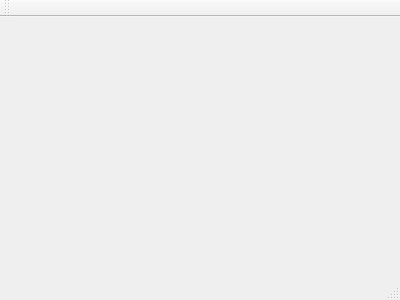
Qt form calcpol/mainwindow.ui (trecouvr/calclpol) before a commit.
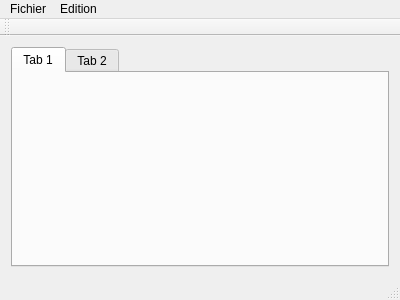
The same form after that commit.

What changed in the file:
```diff
--- a/calcpol/mainwindow.ui
+++ b/calcpol/mainwindow.ui
@@ -12,13 +12,78 @@
   <property name="windowTitle" >
    <string>MainWindow</string>
   </property>
-  <widget class="QMenuBar" name="menuBar" />
-  <widget class="QToolBar" name="mainToolBar" />
-  <widget class="QWidget" name="centralWidget" />
-  <widget class="QStatusBar" name="statusBar" />
+  <widget class="QWidget" name="centralWidget">
+   <layout class="QHBoxLayout" name="horizontalLayout">
+    <item>
+     <widget class="QTabWidget" name="tabWidget">
+      <widget class="QWidget" name="tab">
+       <attribute name="title">
+        <string>Tab 1</string>
+       </attribute>
+      </widget>
+      <widget class="QWidget" name="tab_2">
+       <attribute name="title">
+        <string>Tab 2</string>
+       </attribute>
+      </widget>
+     </widget>
+    </item>
+    <item>
+     <layout class="QGridLayout" name="gridLayout"/>
+    </item>
+   </layout>
+  </widget>
+  <widget class="QMenuBar" name="menuBar">
+   <property name="geometry">
+    <rect>
+     <x>0</x>
+     <y>0</y>
+     <width>400</width>
+     <height>25</height>
+    </rect>
+   </property>
+   <widget class="QMenu" name="menuFichier">
+    <property name="title">
+     <string>Fichier</string>
+    </property>
+    <addaction name="actionQuitter"/>
+   </widget>
+   <widget class="QMenu" name="menuEdition">
+    <property name="title">
+     <string>Edition</string>
+    </property>
+    <addaction name="actionR_tablir"/>
+    <addaction name="actionAnnuler"/>
+   </widget>
+   <addaction name="menuFichier"/>
+   <addaction name="menuEdition"/>
+  </widget>
+  <widget class="QToolBar" name="mainToolBar">
+   <attribute name="toolBarArea">
+    <enum>TopToolBarArea</enum>
+   </attribute>
+   <attribute name="toolBarBreak">
+    <bool>false</bool>
+   </attribute>
+  </widget>
+  <widget class="QStatusBar" name="statusBar"/>
+  <action name="actionQuitter">
+   <property name="text">
+    <string>Quitter</string>
+   </property>
+  </action>
+  <action name="actionR_tablir">
+   <property name="text">
+    <string>Rétablir</string>
+   </property>
+  </action>
+  <action name="actionAnnuler">
+   <property name="text">
+    <string>Annuler</string>
+   </property>
+  </action>
  </widget>
- <layoutDefault spacing="6" margin="11" />
- <pixmapfunction></pixmapfunction>
+ <layoutdefault spacing="6" margin="11"/>
  <resources/>
  <connections/>
 </ui>
```
Left out of the diff: 7 changed lines with no effect on the pictures.
